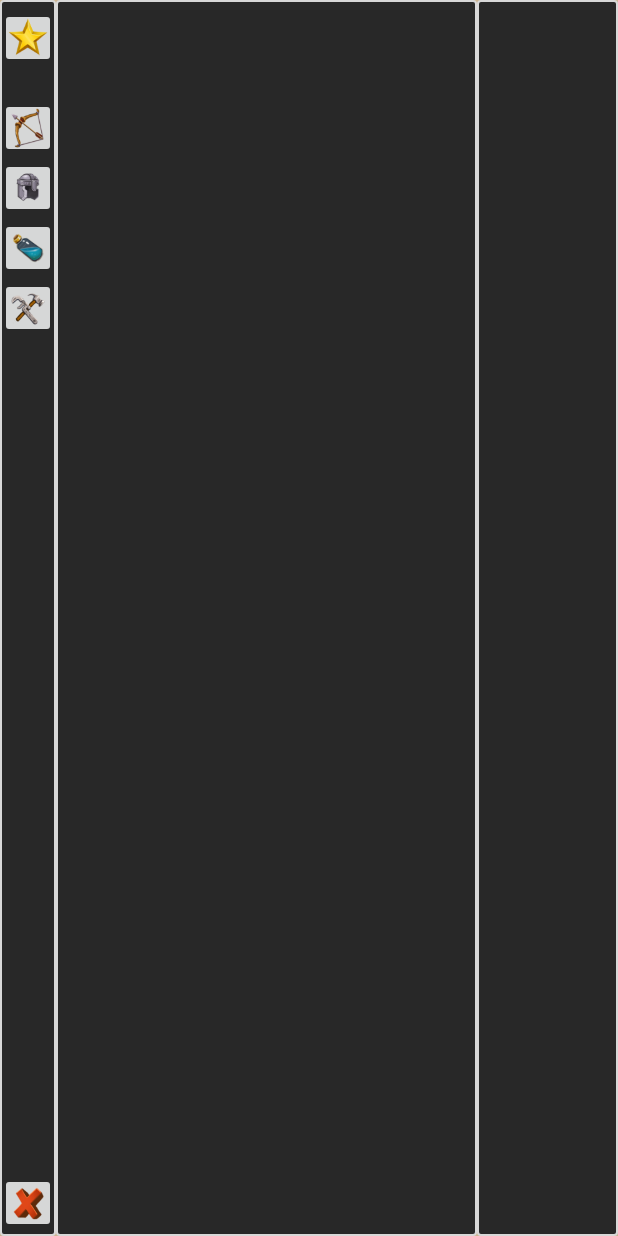
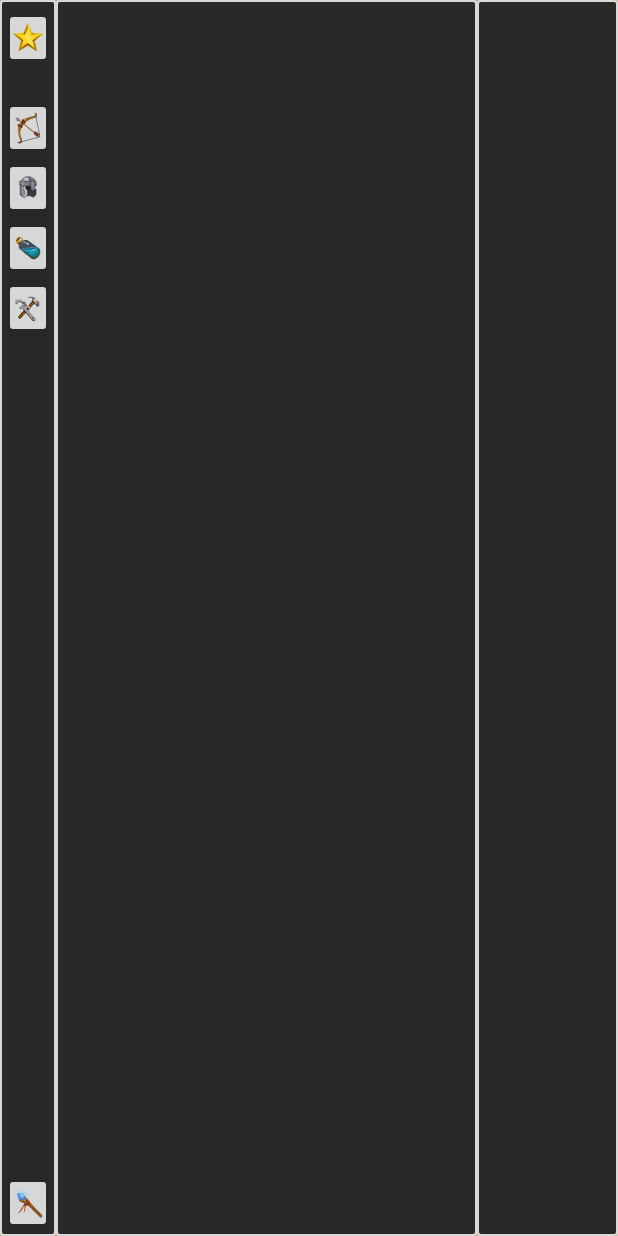
Before and after one commit to Moderbord/HuntForCoffee2, an Android app: the layout inventory_layout.xml on its own in the app's theme, with its tools: preview values and no code run, on a phone screen of 412 x 824 dp. Run offline under Robolectric (Android 15) with nearby library versions, the light colour scheme and no system bars.

Commit message:
Small changes to various things

```diff
--- a/app/src/main/java/moderbord/huntforcoffee2/Controller/EventController.java
+++ b/app/src/main/java/moderbord/huntforcoffee2/Controller/EventController.java
@@ -40,7 +40,7 @@ public class EventController {
         Weapon bigAxe = new WeaponBuilder().setName("Cobalt Greataxe").setTwoHanded(true).createWeapon();
         Weapon smallSword = new WeaponBuilder().setName("Iron Sword").createWeapon();
         Weapon smallDagger = new WeaponBuilder().setName("Silver Dagger").createWeapon();
-        Weapon smallHatchet = new WeaponBuilder().setName("Golden Hatchet").createWeapon();
+        Weapon smallHatchet = new WeaponBuilder().setName("Golden Hatchet").setWepType(Constants.WEAPON_TYPE_AXE).createWeapon();
         Weapon bow = new WeaponBuilder().setWepType(Constants.WEAPON_TYPE_BOW).setGearSlot(Constants.GEAR_SLOT_BACK_WEP).setName("Wooden Bow").createWeapon();
         Weapon rifle = new WeaponBuilder().setWepType(Constants.WEAPON_TYPE_CROSSBOW).setGearSlot(Constants.GEAR_SLOT_BACK_WEP).setName("Military Rifle").createWeapon();
         player.getInventory().add(bigSword);
--- a/app/src/main/java/moderbord/huntforcoffee2/Model/Recipes.java
+++ b/app/src/main/java/moderbord/huntforcoffee2/Model/Recipes.java
@@ -21,7 +21,7 @@ public class Recipes {
     }
 
     public void stirThePot(Entity e, String toCreate) {// TODO make a failed message?
-        switch (toCreate) {
+        switch (toCreate) {                            // TODO compare against Item instead of String?
             case Constants.RECIPE_PIZZA_UNIQUE:
                 if (e.getInventory().hasItemQty(Constants.ITEM_BURGER, 2) && e.getInventory().hasItemQty(Constants.ITEM_PIZZA_UNIQUE, 1)) {
                     e.getInventory().add(new SuperMeal());
--- a/app/src/main/res/layout/inventory_layout.xml
+++ b/app/src/main/res/layout/inventory_layout.xml
@@ -23,6 +23,7 @@
                 android:layout_width="match_parent"
                 android:layout_height="40dp"
                 android:layout_centerHorizontal="true"
+                android:layout_marginLeft="5dp"
                 android:layout_marginTop="5dp"
                 android:adjustViewBounds="true"
                 android:padding="5dp"
@@ -35,6 +36,7 @@
                 android:layout_height="40dp"
                 android:layout_below="@+id/inventory_all_button"
                 android:layout_centerHorizontal="true"
+                android:layout_marginLeft="5dp"
                 android:layout_marginTop="20dp"
                 android:padding="5dp"
                 android:scaleType="fitCenter"
@@ -46,6 +48,7 @@
                 android:layout_height="40dp"
                 android:layout_below="@+id/inventory_weapon_button"
                 android:layout_centerHorizontal="true"
+                android:layout_marginLeft="5dp"
                 android:padding="5dp"
                 android:scaleType="fitCenter"
                 android:src="@drawable/helmet" />
@@ -56,9 +59,10 @@
                 android:layout_height="40dp"
                 android:layout_below="@+id/inventory_armour_button"
                 android:layout_centerHorizontal="true"
+                android:layout_marginLeft="5dp"
                 android:padding="3dp"
                 android:scaleType="fitCenter"
-                android:src="@drawable/potion3" />
+                android:src="@drawable/potion3"/>
 
             <ImageButton
                 android:id="@+id/inventory_reagent_button"
@@ -66,6 +70,7 @@
                 android:layout_height="40dp"
                 android:layout_below="@+id/inventory_consumable_button"
                 android:layout_centerHorizontal="true"
+                android:layout_marginLeft="5dp"
                 android:padding="5dp"
                 android:scaleType="fitCenter"
                 android:src="@drawable/tools" />
@@ -78,9 +83,10 @@
                 android:layout_centerHorizontal="true"
                 android:layout_gravity="bottom"
                 android:layout_marginBottom="2dp"
+                android:layout_marginLeft="5dp"
                 android:padding="5dp"
                 android:scaleType="fitCenter"
-                android:src="@drawable/x"/>
+                android:src="@drawable/wand" />
 
         </RelativeLayout>
 
```
Also changed, not shown: app/src/main/java/moderbord/huntforcoffee2/Model/Entity.java (+9 -2 lines), app/src/main/java/moderbord/huntforcoffee2/Model/item/ManaPotion.java (+11 -1 lines), app/src/main/res/drawable/xbutton.png (renamed from app/src/main/res/drawable/x.png).
